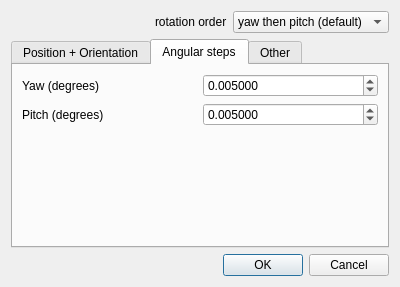
The window that qCC/ui_templates/gblSensorProjectDlg.ui (CloudCompare/CloudCompare) describes before a commit, drawn with Qt 5.
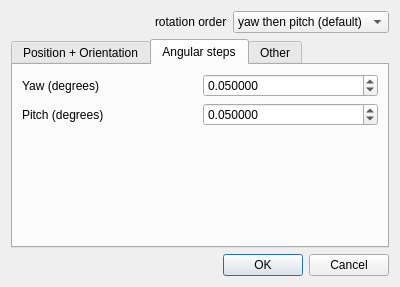
The same window after the commit. The open tabs and pages were chosen to show the change.

Patch:
```diff
--- a/qCC/ui_templates/gblSensorProjectDlg.ui
+++ b/qCC/ui_templates/gblSensorProjectDlg.ui
@@ -258,7 +258,7 @@
             <double>0.000001000000000</double>
            </property>
            <property name="value">
-            <double>0.005000000000000</double>
+            <double>0.050000000000000</double>
            </property>
           </widget>
          </item>
@@ -288,7 +288,7 @@
             <double>0.000001000000000</double>
            </property>
            <property name="value">
-            <double>0.005000000000000</double>
+            <double>0.050000000000000</double>
            </property>
           </widget>
          </item>
```
Left out of the diff: 26 changed lines with no effect on the pictures.
